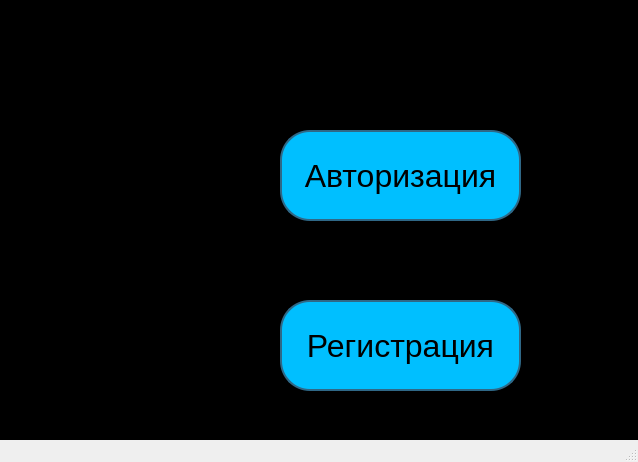
Before: the Qt Designer form autorization.ui in j3glove/course2_lab3, drawn with Qt 5.
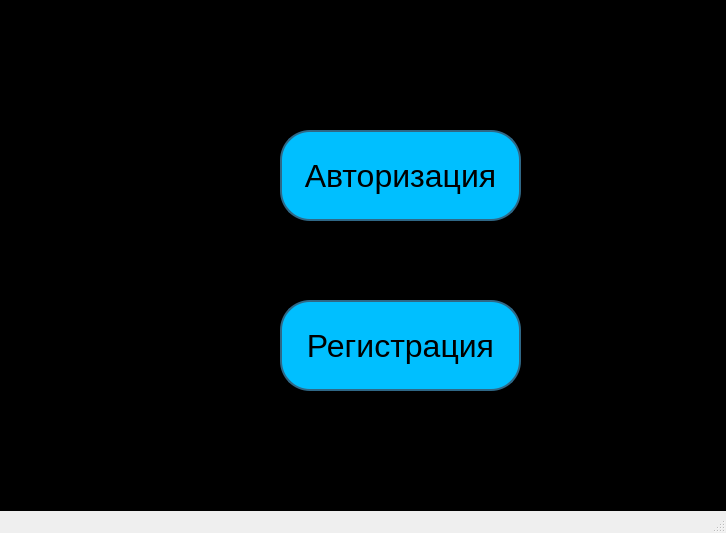
After: the same form once the commit is applied.

What changed in the file:
```diff
--- a/autorization.ui
+++ b/autorization.ui
@@ -6,8 +6,8 @@
    <rect>
     <x>0</x>
     <y>0</y>
-    <width>638</width>
-    <height>462</height>
+    <width>726</width>
+    <height>533</height>
    </rect>
   </property>
   <property name="windowTitle">
```
Left out of the diff: 2 changed lines with no effect on the pictures.
